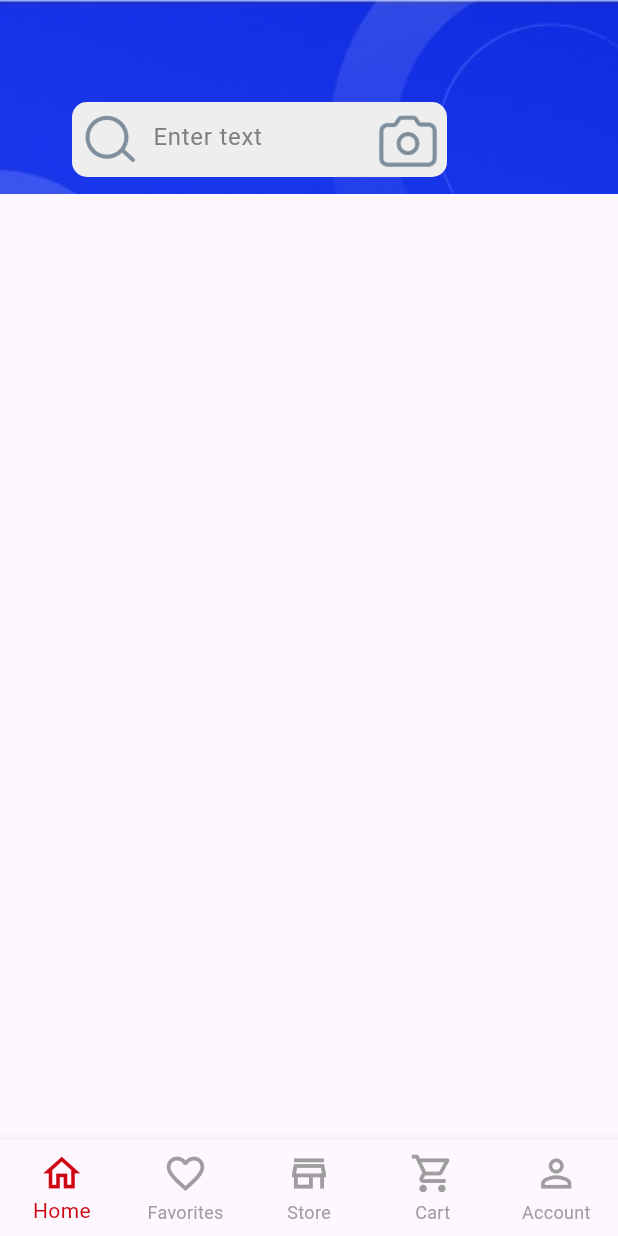
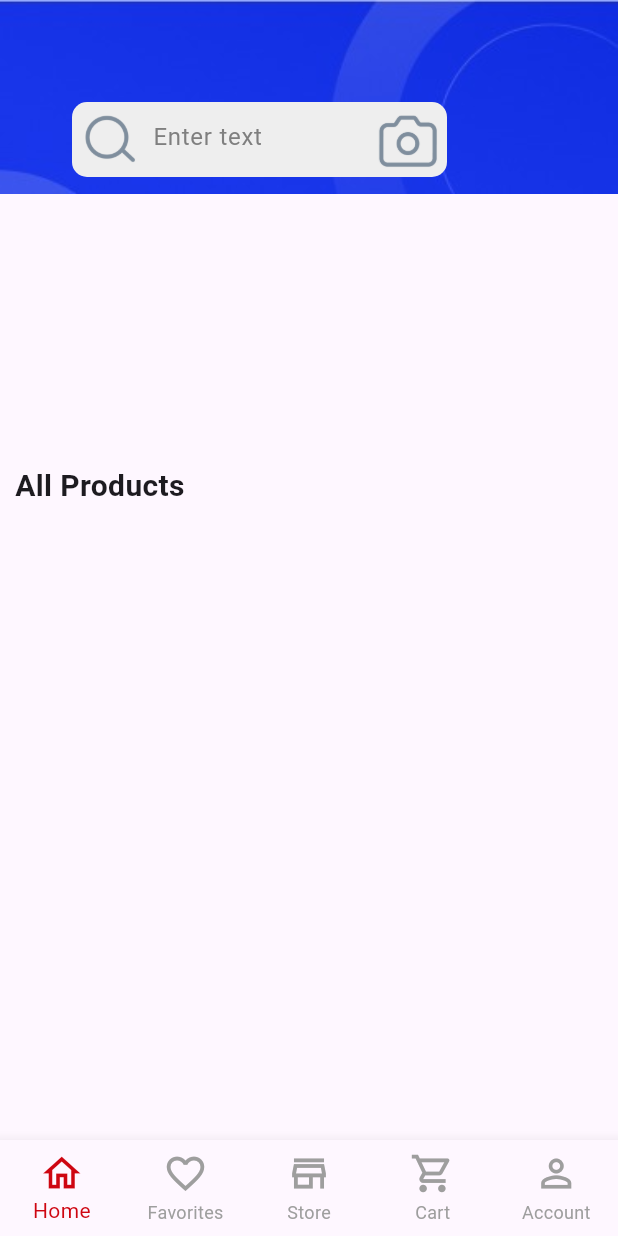
Before and after one commit to Nylast-bit/app_store, a Flutter app: the screen it shows after launch, on a phone screen of 412 x 824 dp. Run offline on Flutter 3.47's test engine with Material 3 defaults, Android fonts, the phone set to English and light mode, and no system bars; our stand-ins replace cached_network_image, cloud_firestore, firebase_auth, firebase_core; accounts and stored records are empty.

Commit message:
Adding product things

```diff
--- a/lib/Buyers/view/screens/navigation_screens/home_screen.dart
+++ b/lib/Buyers/view/screens/navigation_screens/home_screen.dart
@@ -1,7 +1,9 @@
 import 'package:appmovil/Buyers/view/screens/navigation_screens/widgets/banner_widget.dart';
 import 'package:flutter/material.dart';
 
+import 'widgets/product_text_widget.dart';
 import 'widgets/categories_widget.dart';
+import 'widgets/product_widget.dart';
 import 'widgets/search_widget.dart';
 
 class HomeScreen extends StatelessWidget {
@@ -16,6 +18,10 @@ class HomeScreen extends StatelessWidget {
             SearchWidget(),
             BannerWidget(),
             CategoriesWidget(),
+            ProductTextWidget(
+              text: "All Products",
+            ),
+            ProductWidget(),
           ],
         ),
       ),
--- /dev/null
+++ b/lib/Buyers/view/screens/navigation_screens/widgets/product_text_widget.dart
@@ -0,0 +1,27 @@
+import 'package:flutter/material.dart';
+
+class ProductTextWidget extends StatelessWidget {
+  const ProductTextWidget({super.key, required this.text,
+
+  });
+  final String text;
+
+  @override
+  Widget build(BuildContext context) {
+    return Padding(
+      padding: const EdgeInsets.symmetric(vertical: 8.0, horizontal: 10.0),
+      child: Row(
+        children: [
+          Text(
+            text,
+            style: TextStyle(
+              fontSize: 20,
+              fontWeight: FontWeight.bold,
+
+            ),
+          ),
+        ],
+      ),
+    );
+  }
+}
```
Also changed, not shown: lib/Buyers/view/screens/navigation_screens/widgets/product_item_widget.dart (added, +22 -0 lines), lib/Buyers/view/screens/navigation_screens/widgets/product_widget.dart (added, +43 -0 lines).
